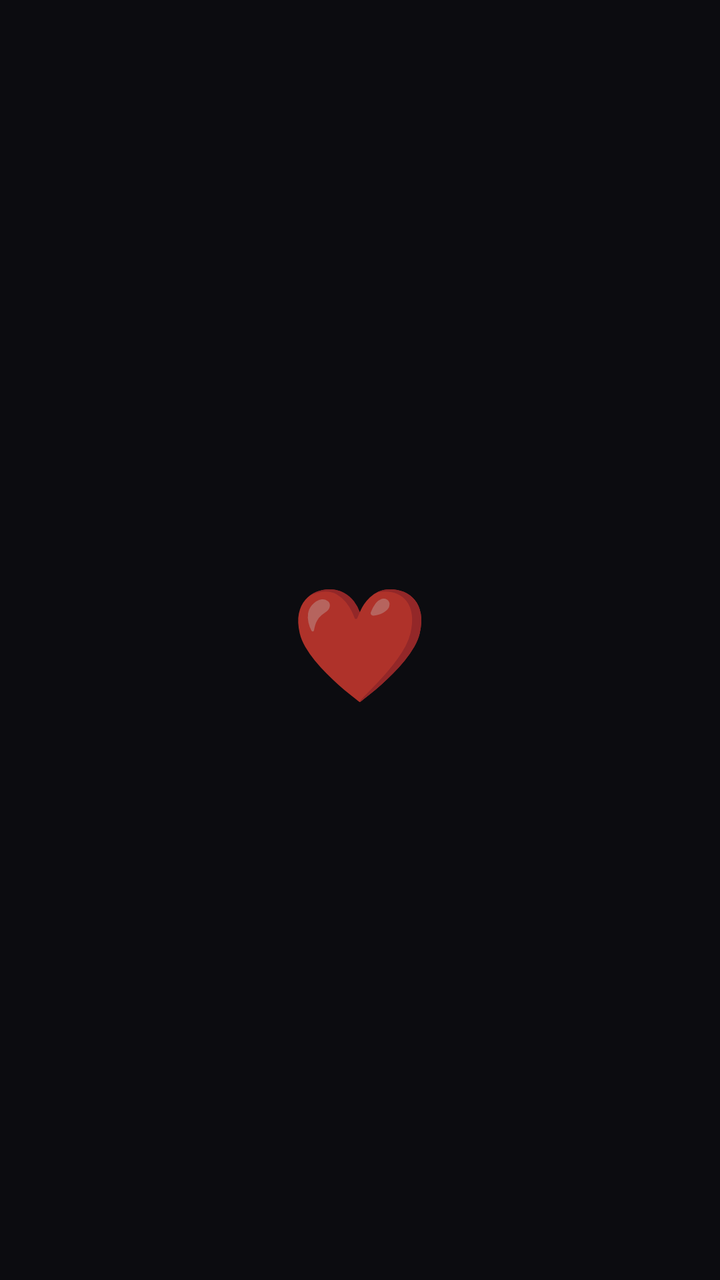
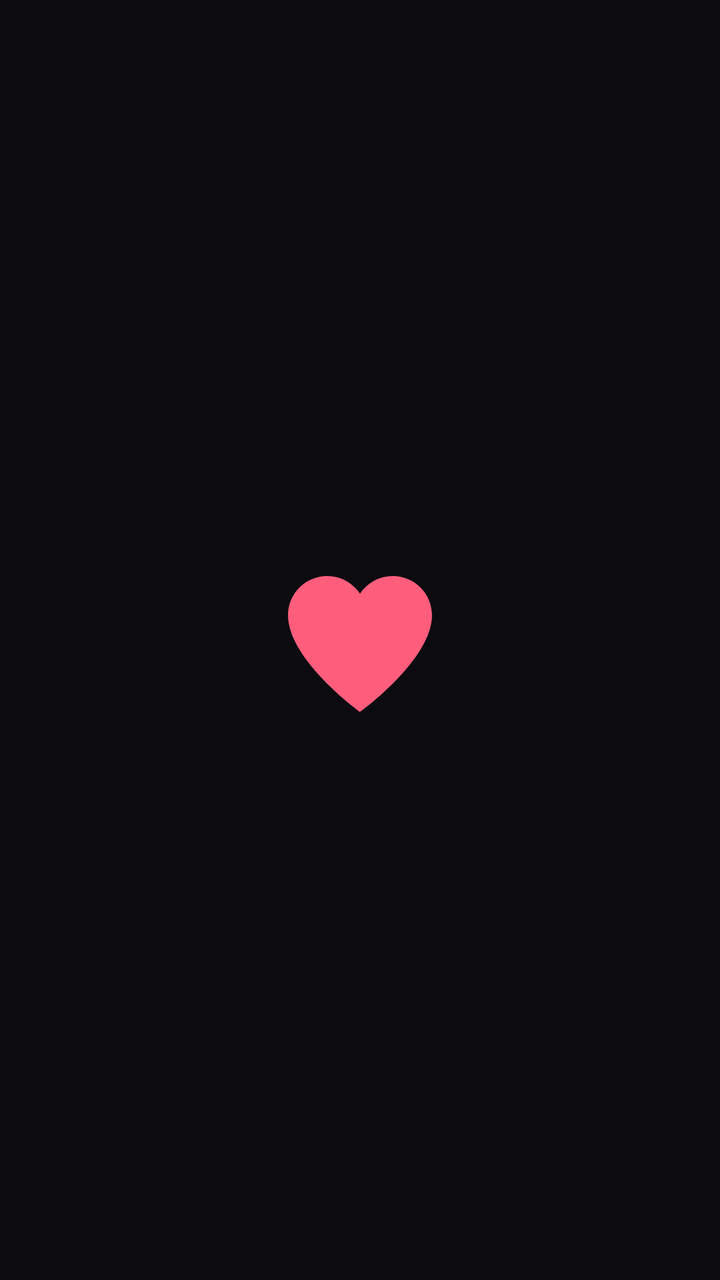

Before-and-after screenshots of an Android layout around one commit, followed by the original layout XML and the change that was made.
<!-- AndroidManifest.xml: activity theme SplashTheme -->
<!-- res/layout/activity_splash.xml -->
<?xml version="1.0" encoding="utf-8"?>
<RelativeLayout xmlns:android="http://schemas.android.com/apk/res/android"
    android:id="@+id/splashRoot"
    android:layout_width="match_parent"
    android:layout_height="match_parent"
    android:background="#0c0c10">

    <TextView
        android:id="@+id/heartIcon"
        android:layout_width="wrap_content"
        android:layout_height="wrap_content"
        android:layout_centerInParent="true"
        android:layout_marginBottom="40dp"
        android:text="❤️"
        android:textSize="56sp"
        android:gravity="center" />

    <TextView
        android:id="@+id/textTitle"
        android:layout_width="wrap_content"
        android:layout_height="wrap_content"
        android:layout_below="@id/heartIcon"
        android:layout_centerHorizontal="true"
        android:layout_marginTop="8dp"
        android:text="心迹"
        android:textColor="#ff5d7c"
        android:textSize="42sp"
        android:fontFamily="sans-serif-light"
        android:alpha="0" />

    <TextView
        android:id="@+id/textSubtitle"
        android:layout_width="wrap_content"
        android:layout_height="wrap_content"
        android:layout_below="@id/textTitle"
        android:layout_centerHorizontal="true"
        android:layout_marginTop="12dp"
        android:text="感知每一次心跳"
        android:textColor="#e2c2cf"
        android:textSize="16sp"
        android:alpha="0" />

    <TextView
        android:id="@+id/textVersion"
        android:layout_width="wrap_content"
        android:layout_height="wrap_content"
        android:layout_alignParentBottom="true"
        android:layout_centerHorizontal="true"
        android:layout_marginBottom="36dp"
        android:text="@string/app_version"
        android:textColor="#44ffffff"
        android:textSize="12sp"
        android:alpha="0" />

</RelativeLayout>
<!-- resources referenced by this layout -->
<resources>
  <string name="app_version">v3.3</string>
  <style name="SplashTheme" parent="Theme.AppCompat.NoActionBar">
           <item name="android:windowFullscreen">true</item>
           <item name="android:windowBackground">@color/splash_bg</item>
           <item name="android:statusBarColor">#0c0c10</item>
           <item name="android:navigationBarColor">#0c0c10</item>
       </style>
  <color name="splash_bg">#0c0c10</color>
</resources>

<!-- the commit's change to res/layout/activity_splash.xml (unified diff, before → after) -->
@@ -5,15 +5,15 @@
     android:layout_height="match_parent"
     android:background="#0c0c10">
 
-    <TextView
+    <ImageView
         android:id="@+id/heartIcon"
-        android:layout_width="wrap_content"
-        android:layout_height="wrap_content"
+        android:layout_width="96dp"
+        android:layout_height="96dp"
         android:layout_centerInParent="true"
         android:layout_marginBottom="40dp"
-        android:text="❤️"
-        android:textSize="56sp"
-        android:gravity="center" />
+        android:src="@drawable/ic_icon_heart_fill"
+        android:contentDescription="心迹"
+        android:tint="#ff5d7c" />
 
     <TextView
         android:id="@+id/textTitle"
<!-- resource entries referenced after the edit -->
@@ -1,5 +1,18 @@
 <!-- resources referenced by this layout -->
 <resources>
+  <!-- drawable ic_icon_heart_fill (drawable) -->
+  <?xml version="1.0" encoding="utf-8"?>
+  <vector xmlns:android="http://schemas.android.com/apk/res/android"
+      android:width="24dp"
+      android:height="24dp"
+      android:autoMirrored="false"
+      android:viewportWidth="24"
+      android:viewportHeight="24"
+      android:tint="?attr/colorOnSurface">
+      <path
+          android:fillColor="#FF000000"
+          android:pathData="M12,21 C12,21 3,14.5 3,8.9 C3,6.2 5.2,4 7.9,4 C9.4,4 10.8,4.7 11.7,5.8 L12,6.2 L12.3,5.8 C13.2,4.7 14.6,4 16.1,4 C18.8,4 21,6.2 21,8.9 C21,14.5 12,21 12,21 Z" />
+  </vector>
   <string name="app_version">v3.3</string>
   <style name="SplashTheme" parent="Theme.AppCompat.NoActionBar">
            <item name="android:windowFullscreen">true</item>
